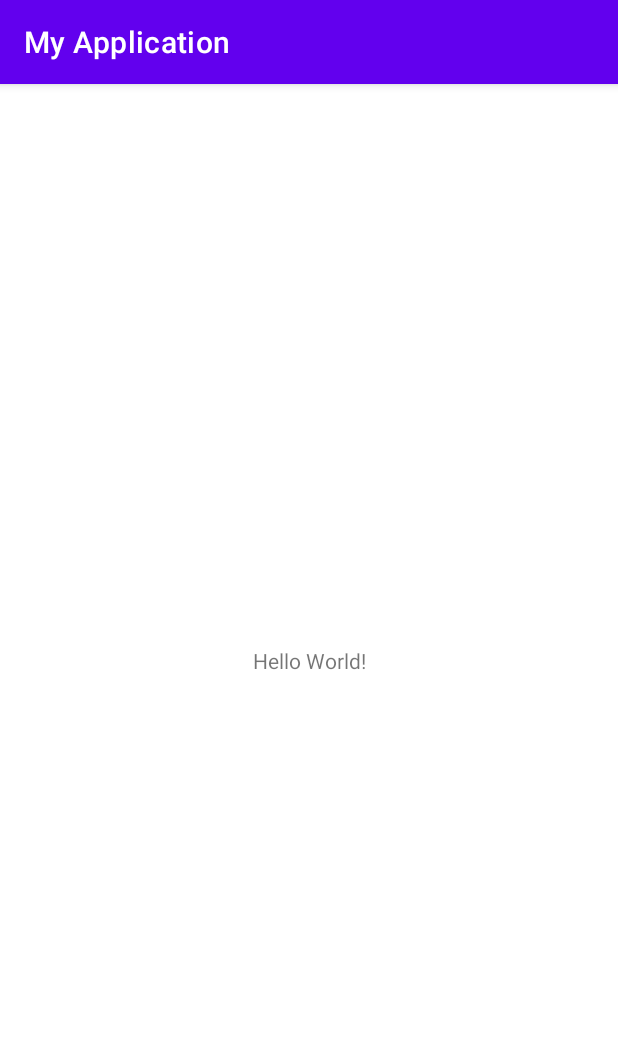
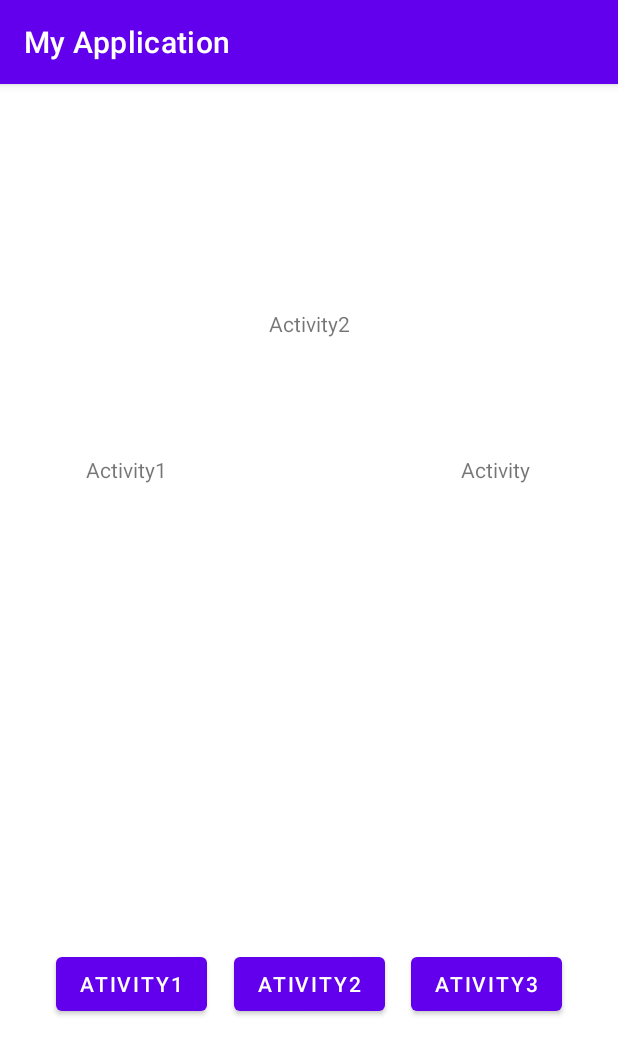
Before and after one commit to pgarman608/PMDM, an Android app: the screen it shows after launch (MainActivity), on a phone screen of 412 x 824 dp. Shown: the top 1055 px of the screen. Run offline under Robolectric (Android 15) with nearby library versions, the phone set to English and light mode, and no system bars.

Commit message:
Terminado sin documentar

```diff
--- a/Tema1/app/src/main/java/com/example/myapplication/MainActivity.java
+++ b/Tema1/app/src/main/java/com/example/myapplication/MainActivity.java
@@ -1,14 +1,80 @@
 package com.example.myapplication;
 
+import androidx.annotation.NonNull;
+import androidx.annotation.Nullable;
 import androidx.appcompat.app.AppCompatActivity;
 
+import android.content.Intent;
 import android.os.Bundle;
+import android.view.View;
+import android.widget.Button;
+import android.widget.TextView;
 
-public class MainActivity extends AppCompatActivity {
+public class MainActivity extends AppCompatActivity implements View.OnClickListener {
+
+    private TextView tvA1;
+    private TextView tvA2;
+    private TextView tvA3;
+
+    private Button btA1;
+    private Button btA2;
+    private Button btA3;
+
+    public final static int SA1 = 1;
+    public final static int SA2 = 2;
+    public final static int SA3 = 3;
 
     @Override
     protected void onCreate(Bundle savedInstanceState) {
         super.onCreate(savedInstanceState);
         setContentView(R.layout.activity_main);
+        this.tvA1 = (TextView) findViewById(R.id.tvA1);
+        this.tvA2 = (TextView) findViewById(R.id.tvA2);
+        this.tvA3 = (TextView) findViewById(R.id.tvA3);
+
+        this.btA1 = (Button) findViewById(R.id.btA1);
+        this.btA2 = (Button) findViewById(R.id.btA2);
+        this.btA3 = (Button) findViewById(R.id.btA3);
+
+        btA1.setOnClickListener(this);
+        btA2.setOnClickListener(this);
+        btA3.setOnClickListener(this);
+    }
+
+    @Override
+    public void onClick(@NonNull View view) {
+        switch (view.getId()){
+            case R.id.btA1:
+                Intent i1 = new Intent(MainActivity.this,secondActivity1.class);
+                //i1.putExtra(String,String)
+                startActivityForResult(i1,SA1);
+                break;
+            case R.id.btA2:
+                Intent i2 = new Intent(MainActivity.this,secondActivity2.class);
+                startActivityForResult(i2,SA2);
+                break;
+            case R.id.btA3:
+                Intent i3 = new Intent(MainActivity.this,secondActivity3.class);
+                startActivityForResult(i3,SA3);
+                break;
+        }
+    }
+
+    @Override
+    protected void onActivityResult(int requestCode, int resultCode, @Nullable Intent data) {
+        super.onActivityResult(requestCode, resultCode, data);
+        if (resultCode == RESULT_OK) {
+            switch (requestCode) {
+                case SA1:
+                    tvA1.setText(data.getStringExtra("result"));
+                    break;
+                case SA2:
+                    tvA2.setText(data.getStringExtra("result"));
+                    break;
+                case SA3:
+                    tvA3.setText(data.getStringExtra("result"));
+                    break;
+            }
+        }
     }
 }
--- a/Tema1/app/src/main/res/layout/activity_main.xml
+++ b/Tema1/app/src/main/res/layout/activity_main.xml
@@ -6,13 +6,73 @@
     android:layout_height="match_parent"
     tools:context=".MainActivity">
 
-    <TextView
+    <Button
+        android:id="@+id/btA1"
         android:layout_width="wrap_content"
         android:layout_height="wrap_content"
-        android:text="Hello World!"
+        android:text="Ativity1"
+        app:layout_constraintBottom_toBottomOf="parent"
+        app:layout_constraintEnd_toEndOf="parent"
+        app:layout_constraintHorizontal_bias="0.12"
+        app:layout_constraintStart_toStartOf="parent"
+        app:layout_constraintTop_toTopOf="parent"
+        app:layout_constraintVertical_bias="0.8" />
+
+    <Button
+        android:id="@+id/btA2"
+        android:layout_width="wrap_content"
+        android:layout_height="wrap_content"
+        android:text="Ativity2"
         app:layout_constraintBottom_toBottomOf="parent"
         app:layout_constraintEnd_toEndOf="parent"
         app:layout_constraintStart_toStartOf="parent"
-        app:layout_constraintTop_toTopOf="parent" />
+        app:layout_constraintTop_toTopOf="parent"
+        app:layout_constraintVertical_bias="0.8" />
 
+    <Button
+        android:id="@+id/btA3"
+        android:layout_width="wrap_content"
+        android:layout_height="wrap_content"
+        android:text="Ativity3"
+        app:layout_constraintBottom_toBottomOf="parent"
+        app:layout_constraintEnd_toEndOf="parent"
+        app:layout_constraintHorizontal_bias="0.88"
+        app:layout_constraintStart_toStartOf="parent"
+        app:layout_constraintTop_toTopOf="parent"
+        app:layout_constraintVertical_bias="0.80" />
+
+    <TextView
+        android:id="@+id/tvA2"
+        android:layout_width="wrap_content"
+        android:layout_height="wrap_content"
+        android:text="Activity2"
+        app:layout_constraintBottom_toBottomOf="parent"
+        app:layout_constraintEnd_toEndOf="parent"
+        app:layout_constraintStart_toStartOf="parent"
+        app:layout_constraintTop_toTopOf="parent"
+        app:layout_constraintVertical_bias="0.19999999" />
+
+    <TextView
+        android:id="@+id/tvA1"
+        android:layout_width="wrap_content"
+        android:layout_height="wrap_content"
+        android:text="Activity1"
+        app:layout_constraintBottom_toBottomOf="parent"
+        app:layout_constraintEnd_toEndOf="parent"
+        app:layout_constraintHorizontal_bias="0.16"
+        app:layout_constraintStart_toStartOf="parent"
+        app:layout_constraintTop_toTopOf="parent"
+        app:layout_constraintVertical_bias="0.32999998" />
+
+    <TextView
+        android:id="@+id/tvA3"
+        android:layout_width="wrap_content"
+        android:layout_height="wrap_content"
+        android:text="Activity"
+        app:layout_constraintBottom_toBottomOf="parent"
+        app:layout_constraintEnd_toEndOf="parent"
+        app:layout_constraintHorizontal_bias="0.84"
+        app:layout_constraintStart_toStartOf="parent"
+        app:layout_constraintTop_toTopOf="parent"
+        app:layout_constraintVertical_bias="0.32999998" />
 </androidx.constraintlayout.widget.ConstraintLayout>
```
Also changed, not shown: Tema1/app/src/main/AndroidManifest.xml (+24 -3 lines), Tema1/app/src/main/java/com/example/myapplication/secondActivity1.java (added, +40 -0 lines), Tema1/app/src/main/java/com/example/myapplication/secondActivity2.java (added, +40 -0 lines), Tema1/app/src/main/java/com/example/myapplication/secondActivity3.java (added, +40 -0 lines), Tema1/app/src/main/res/layout/activity_second1.xml (added, +32 -0 lines), Tema1/app/src/main/res/layout/activity_second2.xml (added, +32 -0 lines), Tema1/app/src/main/res/layout/activity_second3.xml (added, +32 -0 lines).
